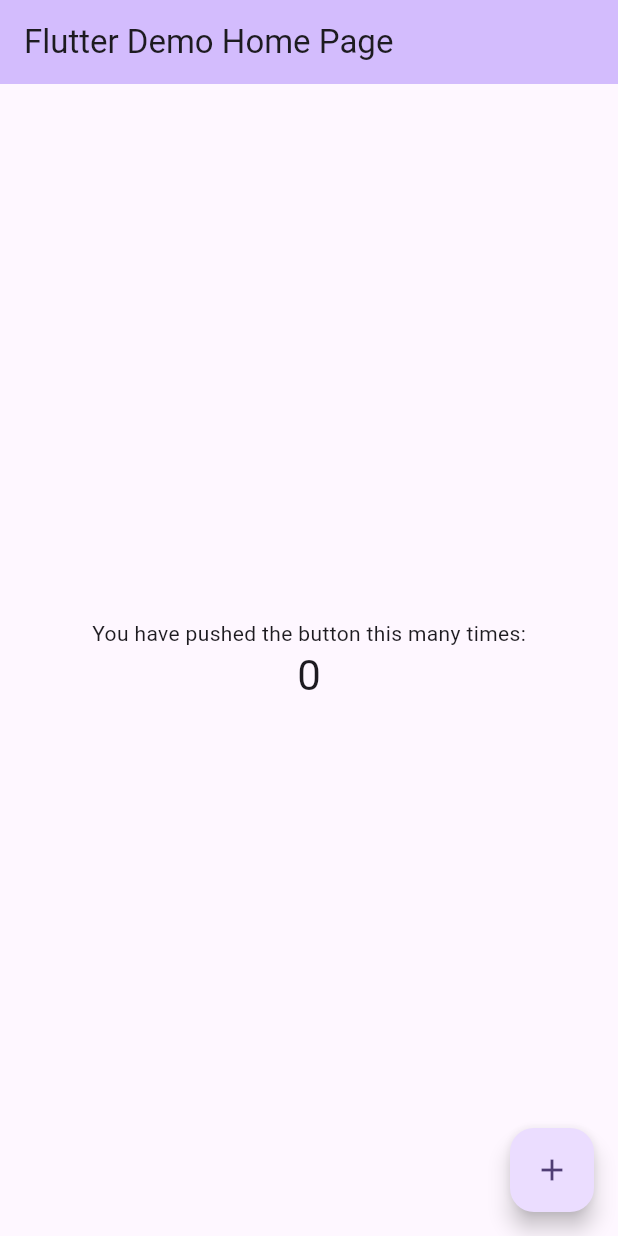
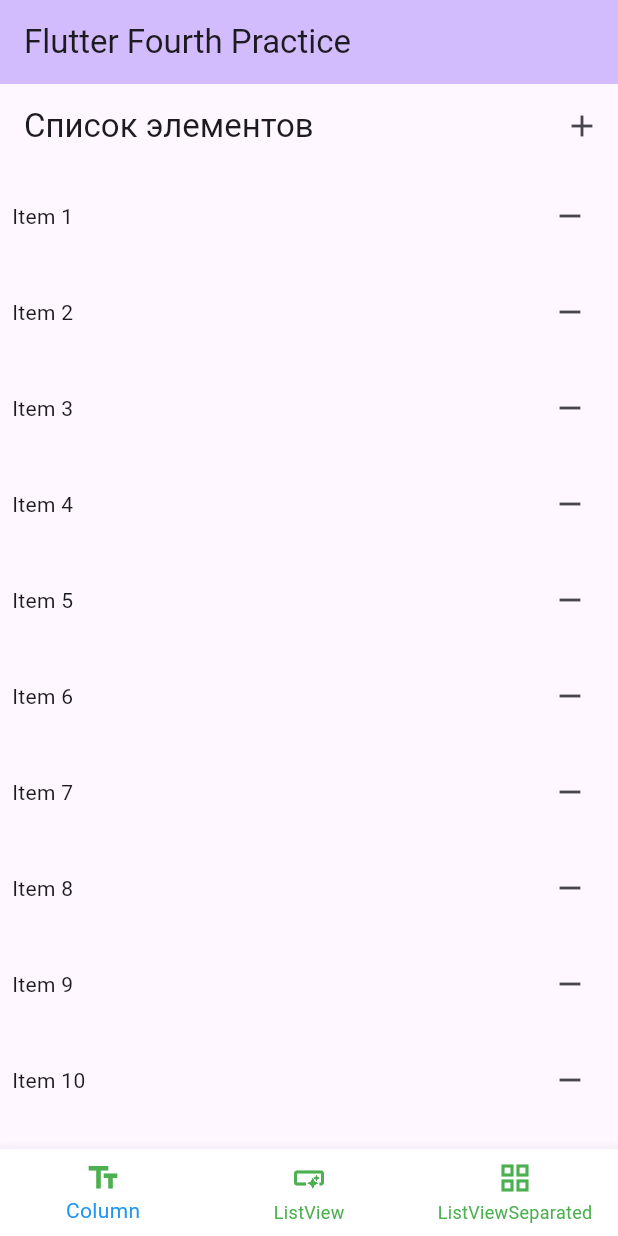
Before and after one commit to GeniiMisli901203/flutter4, a Flutter app: the screen it shows after launch, on a phone screen of 412 x 824 dp. Run offline on Flutter 3.47's test engine with Material 3 defaults, Android fonts, the phone set to English and light mode, and no system bars.

Commit message:
Реализовал первый экран: ColumnScreen.dart

```diff
--- a/lib/main.dart
+++ b/lib/main.dart
@@ -1,4 +1,5 @@
 import 'package:flutter/material.dart';
+import 'package:flutter4/screens/MainScreen.dart';
 
 void main() {
   runApp(const MyApp());
@@ -7,7 +8,6 @@ void main() {
 class MyApp extends StatelessWidget {
   const MyApp({super.key});
 
-  // This widget is the root of your application.
   @override
   Widget build(BuildContext context) {
     return MaterialApp(
@@ -15,93 +15,7 @@ class MyApp extends StatelessWidget {
       theme: ThemeData(
         colorScheme: ColorScheme.fromSeed(seedColor: Colors.deepPurple),
       ),
-      home: const MyHomePage(title: 'Flutter Demo Home Page'),
+      home: MainScreen(),
     );
   }
 }
-
-class MyHomePage extends StatefulWidget {
-  const MyHomePage({super.key, required this.title});
-
-  // This widget is the home page of your application. It is stateful, meaning
-  // that it has a State object (defined below) that contains fields that affect
-  // how it looks.
-
-  // This class is the configuration for the state. It holds the values (in this
-  // case the title) provided by the parent (in this case the App widget) and
-  // used by the build method of the State. Fields in a Widget subclass are
-  // always marked "final".
-
-  final String title;
-
-  @override
-  State<MyHomePage> createState() => _MyHomePageState();
-}
-
-class _MyHomePageState extends State<MyHomePage> {
-  int _counter = 0;
-
-  void _incrementCounter() {
-    setState(() {
-      // This call to setState tells the Flutter framework that something has
-      // changed in this State, which causes it to rerun the build method below
-      // so that the display can reflect the updated values. If we changed
-      // _counter without calling setState(), then the build method would not be
-      // called again, and so nothing would appear to happen.
-      _counter++;
-    });
-  }
-
-  @override
-  Widget build(BuildContext context) {
-    // This method is rerun every time setState is called, for instance as done
-    // by the _incrementCounter method above.
-    //
-    // The Flutter framework has been optimized to make rerunning build methods
-    // fast, so that you can just rebuild anything that needs updating rather
-    // than having to individually change instances of widgets.
-    return Scaffold(
-      appBar: AppBar(
-        // TRY THIS: Try changing the color here to a specific color (to
-        // Colors.amber, perhaps?) and trigger a hot reload to see the AppBar
-        // change color while the other colors stay the same.
-        backgroundColor: Theme.of(context).colorScheme.inversePrimary,
-        // Here we take the value from the MyHomePage object that was created by
-        // the App.build method, and use it to set our appbar title.
-        title: Text(widget.title),
-      ),
-      body: Center(
-        // Center is a layout widget. It takes a single child and positions it
-        // in the middle of the parent.
-        child: Column(
-          // Column is also a layout widget. It takes a list of children and
-          // arranges them vertically. By default, it sizes itself to fit its
-          // children horizontally, and tries to be as tall as its parent.
-          //
-          // Column has various properties to control how it sizes itself and
-          // how it positions its children. Here we use mainAxisAlignment to
-          // center the children vertically; the main axis here is the vertical
-          // axis because Columns are vertical (the cross axis would be
-          // horizontal).
-          //
-          // TRY THIS: Invoke "debug painting" (choose the "Toggle Debug Paint"
-          // action in the IDE, or press "p" in the console), to see the
-          // wireframe for each widget.
-          mainAxisAlignment: MainAxisAlignment.center,
-          children: <Widget>[
-            const Text('You have pushed the button this many times:'),
-            Text(
-              '$_counter',
-              style: Theme.of(context).textTheme.headlineMedium,
-            ),
-          ],
-        ),
-      ),
-      floatingActionButton: FloatingActionButton(
-        onPressed: _incrementCounter,
-        tooltip: 'Increment',
-        child: const Icon(Icons.add),
-      ), // This trailing comma makes auto-formatting nicer for build methods.
-    );
-  }
-}
--- /dev/null
+++ b/lib/screens/ColumnScreen.dart
@@ -0,0 +1,70 @@
+import 'package:flutter/material.dart';
+
+class ColumnScreen extends StatefulWidget {
+  const ColumnScreen({super.key});
+
+  @override
+  _ColumnScreenState createState() => _ColumnScreenState();
+}
+
+class _ColumnScreenState extends State<ColumnScreen> {
+  // Список элементов
+  List<String> items = List.generate(10, (index) => 'Item ${index + 1}');
+
+  // Метод для добавления элемента
+  void addItem() {
+    setState(() {
+      items.add('Item ${items.length + 1}');
+    });
+  }
+
+  // Метод для удаления элемента по индексу
+  void removeItem(int index) {
+    setState(() {
+      items.removeAt(index);
+    });
+  }
+
+  @override
+  Widget build(BuildContext context) {
+    return Scaffold(
+      appBar: AppBar(
+        title: Text('Список элементов'),
+        actions: [
+          // Кнопка добавления сверху справа
+          IconButton(
+            icon: Icon(Icons.add),
+            onPressed: addItem,
+          )
+        ],
+      ),
+      body: SingleChildScrollView(
+        child: Column(
+          mainAxisAlignment: MainAxisAlignment.center,
+          children: [
+            // Отображение списка элементов с кнопками удаления
+            Column(
+              children: items.asMap().entries.map((entry) {
+                int index = entry.key;
+                String item = entry.value;
+                return Padding(
+                  padding: EdgeInsets.all(8),
+                  child: Row(
+                    mainAxisAlignment: MainAxisAlignment.spaceBetween,
+                    children: [
+                      Text(item),
+                      IconButton(
+                        icon: Icon(Icons.remove),
+                        onPressed: () => removeItem(index),
+                      )
+                    ],
+                  ),
+                );
+              }).toList(),
+            ),
+          ],
+        ),
+      ),
+    );
+  }
+}
--- /dev/null
+++ b/lib/screens/ListViewScreen.dart
@@ -0,0 +1,17 @@
+import 'package:flutter/material.dart';
+
+class ListViewScreen extends StatefulWidget{
+  const ListViewScreen ({super.key});
+
+  @override
+  _ListViewState CreateState() => _ListViewState();
+
+
+
+}
+
+class _ListViewState extends State<ListViewScreen>{
+
+  @override
+  Widget
+}
--- /dev/null
+++ b/lib/screens/ListViewSeparatedScreen.dart
@@ -0,0 +1,11 @@
+import 'package:flutter/material.dart';
+
+class ListViewSeparatedScreen extends StatefulWidget{
+  const ListViewSeparatedScreen ({super.key});
+  @override
+  State<StatefulWidget> createState() {
+    // TODO: implement createState
+    throw UnimplementedError();
+  }
+
+}
--- /dev/null
+++ b/lib/screens/MainScreen.dart
@@ -0,0 +1,62 @@
+import 'package:flutter/material.dart';
+
+import 'ColumnScreen.dart';
+import 'ListViewScreen.dart';
+import 'ListViewSeparatedScreen.dart';
+
+class MainScreen extends StatefulWidget{
+  const MainScreen({super.key});
+
+  @override
+  State<MainScreen> createState() => _MainScreenState();
+}
+
+class _MainScreenState extends State<MainScreen> {
+  int _currentIndex = 0;
+
+  final List<Widget> _screens = [
+    const ColumnScreen(),
+    const ListViewScreen(),
+    const ListViewSeparatedScreen(),
+  ];
+
+  @override
+  Widget build(BuildContext context) {
+    return Scaffold(
+      appBar: AppBar(
+        title: const Text('Flutter Fourth Practice'),
+        backgroundColor: Theme.of(context).colorScheme.inversePrimary,
+      ),
+      body: _screens[_currentIndex],
+      bottomNavigationBar: BottomNavigationBar(
+        currentIndex: _currentIndex,
+        onTap: (index) {
+          setState(() {
+            _currentIndex = index;
+          });
+        },
+        type: BottomNavigationBarType.fixed,
+        selectedItemColor: Colors.blue,
+        unselectedItemColor: Colors.green,
+        backgroundColor: Colors.white,
+        items: const [
+          BottomNavigationBarItem(
+              icon: Icon(Icons.text_fields),
+            activeIcon: Icon(Icons.text_fields, color: Colors.green),
+            label: 'Column',
+          ),
+          BottomNavigationBarItem(
+              icon: Icon(Icons.smart_button),
+            activeIcon: Icon(Icons.smart_button, color: Colors.green),
+            label: 'ListView',
+          ),
+          BottomNavigationBarItem(
+            icon: Icon(Icons.grid_view),
+            activeIcon: Icon(Icons.grid_view, color: Colors.green),
+            label: 'ListViewSeparated',
+          ),
+        ],
+      ),
+    );
+  }
+}
```
